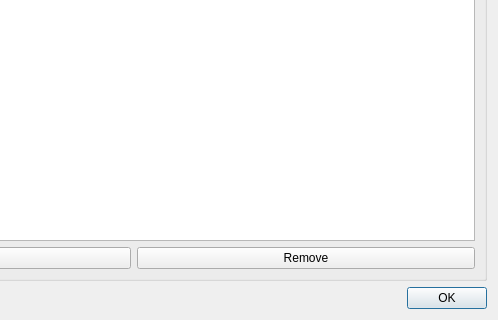
Above: vkconfig/dlgcreateassociation.ui from LunarG/VulkanTools before the change; both pictures show x 230 to 728 and y 202 to 522 of the 728 by 522 pixel window. Below: the same form after it.
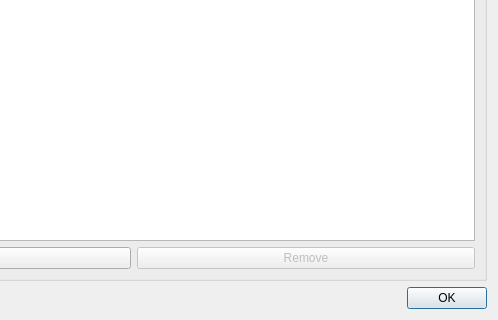
That is the form after the change.

Diff of the .ui file:
```diff
--- a/vkconfig/dlgcreateassociation.ui
+++ b/vkconfig/dlgcreateassociation.ui
@@ -32,6 +32,9 @@
       </item>
       <item row="1" column="1">
        <widget class="QPushButton" name="pushButtonRemove">
+        <property name="enabled">
+         <bool>false</bool>
+        </property>
         <property name="text">
          <string>Remove</string>
         </property>
```
